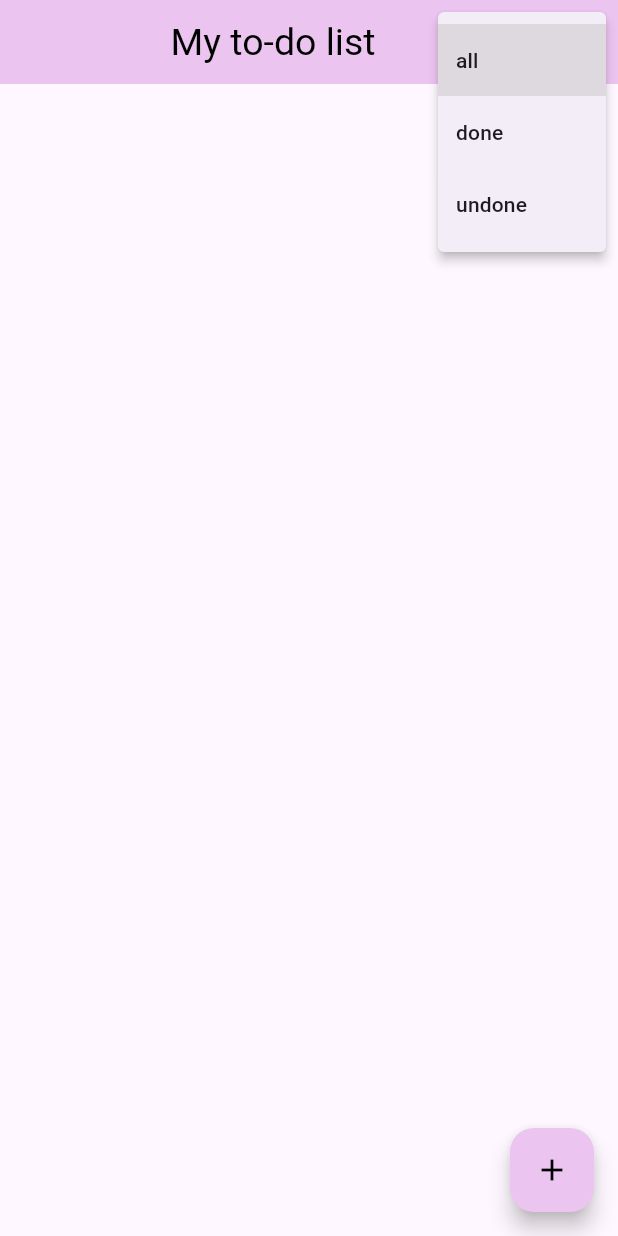
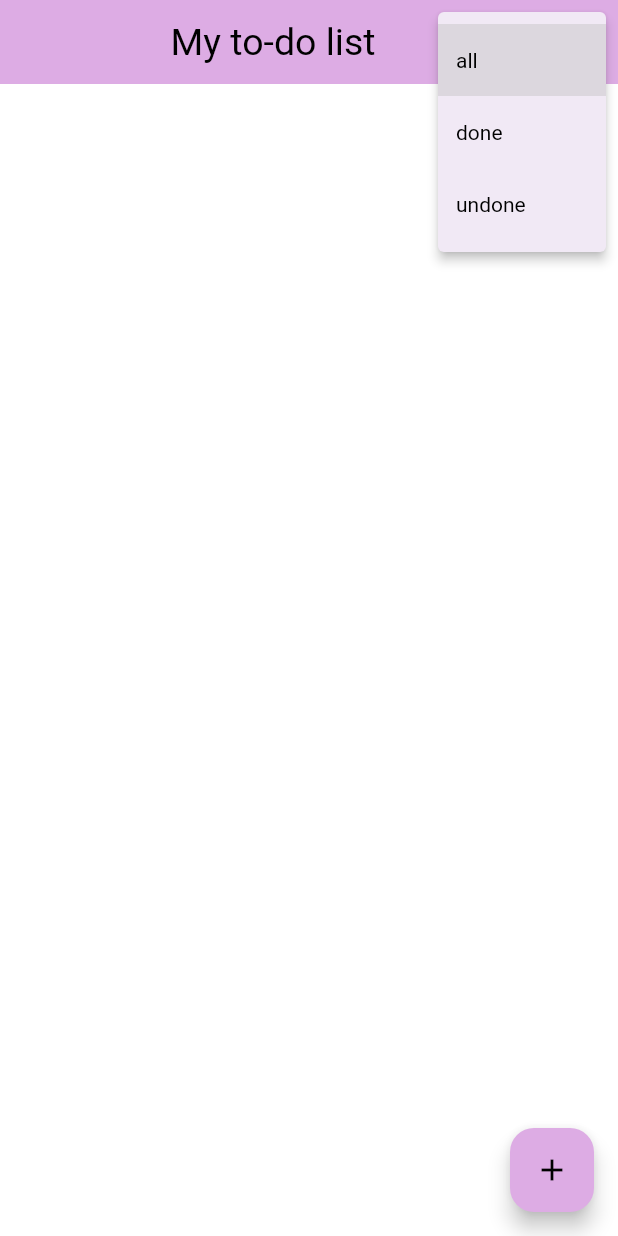
Before and after one commit to gu-tig333-ht23/gushagmib, a Flutter app: the screen it shows after launch, after a tap on the "more vert" icon, on a phone screen of 412 x 824 dp. Run offline on Flutter 3.47's test engine with Material 2 defaults, Android fonts, the phone set to English and light mode, and no system bars; our stand-ins replace google_fonts.

Commit message:
Fixed styling of the app

```diff
--- a/lib/pages/add_item_page.dart
+++ b/lib/pages/add_item_page.dart
@@ -35,9 +35,11 @@ class _AddToDoItemPageState extends State<AddToDoItemPage> {
           Padding(
             padding: EdgeInsets.symmetric(horizontal: 16, vertical: 32),
             child: TextField(
+              style: Theme.of(context).textTheme.titleMedium,
               controller: textFieldController,
-              decoration:
-                  InputDecoration(hintText: 'What are you going to do?'),
+              decoration: InputDecoration(
+                hintText: 'What are you going to do?',
+              ),
             ),
           ),
           ElevatedButton.icon(
--- a/lib/pages/todo_page.dart
+++ b/lib/pages/todo_page.dart
@@ -48,10 +48,10 @@ class MainPage extends StatelessWidget {
             children: index == 0
                 ? <Widget>[
                     Divider(
-                      height: 2,
+                      height: 1,
                     ),
                     TodoTile(item: tasks[index]),
-                    Divider(),
+                    Divider(height: 3),
                   ]
                 : <Widget>[
                     TodoTile(item: tasks[index]),
--- a/lib/pages/todo_page_widgets.dart
+++ b/lib/pages/todo_page_widgets.dart
@@ -16,7 +16,7 @@ class PopUpMenu extends StatefulWidget {
 }
 
 class _PopUpMenuState extends State<PopUpMenu> {
-  // Default is all
+  // Default is the option "all"
   MenuOption selectedOption = MenuOption.all;
 
   // Options for sorting the todo lists.
@@ -33,20 +33,15 @@ class _PopUpMenuState extends State<PopUpMenu> {
               .setOperation(selectedOption);
         });
       },
-      itemBuilder: (context) => <PopupMenuEntry>[
-        PopupMenuItem(
-          value: MenuOption.all,
-          child: Text(describeEnum(MenuOption.all)),
-        ),
-        PopupMenuItem(
-          value: MenuOption.done,
-          child: Text(describeEnum(MenuOption.done)),
-        ),
-        PopupMenuItem(
-          value: MenuOption.undone,
-          child: Text(describeEnum(MenuOption.undone)),
-        ),
-      ],
+      itemBuilder: (context) =>
+          MenuOption.values.map((option) => createMenuItem(option)).toList(),
+    );
+  }
+
+  PopupMenuItem<dynamic> createMenuItem(MenuOption option) {
+    return PopupMenuItem(
+      value: option,
+      child: Text(describeEnum(option)),
     );
   }
 }
@@ -63,7 +58,6 @@ class TodoTile extends StatefulWidget {
 class _TodoTileState extends State<TodoTile> {
   @override
   Widget build(BuildContext context) {
-    var textStyleTheme = Theme.of(context).textTheme.bodyMedium!;
     final controller = context.watch<TaskCollectionController>();
     return Column(
       mainAxisSize: MainAxisSize.min,
@@ -80,6 +74,7 @@ class _TodoTileState extends State<TodoTile> {
                   } else {
                     widget.item.setIsDone(true);
                   }
+                  // Send request to controller to notify that the list has changed
                   controller.updateItemList();
                 },
               ),
@@ -90,17 +85,19 @@ class _TodoTileState extends State<TodoTile> {
           ),
           title: Text(widget.item.getText(),
               // Make a line through the text if it's marked as complete
-              style: textStyleTheme.copyWith(
-                decoration: widget.item.isDone
-                    ? TextDecoration.lineThrough
-                    : TextDecoration.none,
-              )),
+              style: Theme.of(context).listTileTheme.titleTextStyle!.copyWith(
+                    decoration: widget.item.isDone
+                        ? TextDecoration.lineThrough
+                        : TextDecoration.none,
+                  )),
           trailing: IconButton(
             onPressed: () => {
               // User have clicked on delete button, remove from collection
               controller.remove(widget.item),
             },
-            icon: Icon(Icons.close),
+            icon: Icon(
+              Icons.close,
+            ),
           ),
         ),
       ],
--- a/lib/themes/light_purple_theme.dart
+++ b/lib/themes/light_purple_theme.dart
@@ -3,53 +3,97 @@ import 'package:google_fonts/google_fonts.dart';
 
 ThemeData lightTheme() {
   const textColor = Colors.black;
+  // The textcolor for e
   const bodyTextColor = Colors.black;
   const iconColor = Colors.black;
-  const primaryColour = Color.fromARGB(255, 235, 197, 240);
-  const bodyTextSize = 18.0;
-  const appBarTextSize = 25.0;
+  // The color for the elevatedButton icon and text color
+  const elevatedButtonColor = iconColor;
+  // appbar background
+  const primaryColour = Color.fromARGB(255, 221, 172, 228);
+  const primaryAccentColour = Color.fromARGB(255, 222, 180, 227);
+  // Background color for the scaffold aka rest of the app
+  const appBackGroundColor = Colors.white;
   String? font = GoogleFonts.roboto().fontFamily;
 
   return ThemeData(
-    inputDecorationTheme: _inputDecorationTheme(),
+    primaryColor: primaryColour,
+    scaffoldBackgroundColor: appBackGroundColor,
+    fontFamily: font,
+    // Appbar theme
+    appBarTheme: AppBarTheme(
       iconTheme: IconThemeData(
-      color: Colors.black,
+        color: iconColor,
       ),
-    popupMenuTheme: _popupMenuThemeData(textColor, font, bodyTextSize),
-    appBarTheme:
-        _appBarTheme(iconColor, primaryColour, appBarTextSize, textColor, font),
-    floatingActionButtonTheme:
-        _floatingActionButtonTheme(primaryColour, iconColor),
-    elevatedButtonTheme: _elevatedButtonTheme(font, primaryColour),
-    textTheme: _textTheme(textColor, font, bodyTextColor, bodyTextSize),
-    useMaterial3: true,
-  );
-}
-
-TextTheme _textTheme(
-    Color textColor, String? font, Color bodyTextColor, double bodyTextSize) {
-  return TextTheme(
-    labelMedium: TextStyle(
+      actionsIconTheme: IconThemeData(
+        size: 30,
+      ),
+      backgroundColor: primaryColour,
+      titleTextStyle: TextStyle(
+        fontSize: 25,
         color: textColor,
+        fontFamily: font,
+      ),
+    ),
+    listTileTheme: ListTileThemeData(
+      tileColor: appBackGroundColor,
+      titleTextStyle: TextStyle(
+        color: bodyTextColor,
+        fontSize: 18,
+        fontFamily: font,
+        // Set lineThrough etc to same color as bodyText...
+        decorationColor: bodyTextColor,
+        decorationThickness: 2.2,
+      ),
+      textColor: bodyTextColor,
+      iconColor: iconColor,
+    ),
+    // InputDecoration
+    inputDecorationTheme: InputDecorationTheme(
+      prefixStyle: TextStyle(
+        color: bodyTextColor,
+        fontSize: 17,
+        fontFamily: font,
+      ),
+      hintStyle: TextStyle(
+        color: bodyTextColor,
+        fontSize: 17,
+        fontFamily: font,
+      ),
+      floatingLabelStyle: TextStyle(
+        color: bodyTextColor,
         fontSize: 16,
         fontFamily: font,
       ),
-    bodyMedium: TextStyle(
+      labelStyle: TextStyle(
         color: bodyTextColor,
-      fontSize: bodyTextSize,
+        fontSize: 18,
         fontFamily: font,
       ),
-  );
-}
+      border: OutlineInputBorder(),
+    ),
+    iconTheme: IconThemeData(
+      color: iconColor,
+    ),
+    // PopupMenuTheme
+    popupMenuTheme: PopupMenuThemeData(
+      surfaceTintColor: primaryAccentColour,
+      labelTextStyle: MaterialStateProperty.all<TextStyle>(
+        TextStyle(color: bodyTextColor, fontFamily: font, fontSize: 14),
+      ),
+      textStyle:
+          TextStyle(color: bodyTextColor, fontFamily: font, fontSize: 16),
+    ),
 
-ElevatedButtonThemeData _elevatedButtonTheme(
-    String? font, Color primaryColour) {
-  return ElevatedButtonThemeData(
+    // FloatingActionButtonTheme
+    floatingActionButtonTheme: FloatingActionButtonThemeData(
+      backgroundColor: primaryColour,
+      foregroundColor: iconColor,
+    ),
+    //elevatedButtonTheme
+    elevatedButtonTheme: ElevatedButtonThemeData(
       style: ButtonStyle(
-      textStyle: MaterialStateProperty.all<TextStyle>(TextStyle(
-        fontFamily: font,
-        color: Colors.purple,
-      )),
+        textStyle:
+            MaterialStateProperty.all<TextStyle>(TextStyle(fontSize: 16)),
         padding: MaterialStateProperty.all<EdgeInsetsGeometry>(
           EdgeInsets.symmetric(horizontal: 5, vertical: 5),
         ),
@@ -58,44 +102,18 @@ ElevatedButtonThemeData _elevatedButtonTheme(
             borderRadius: BorderRadius.circular(150.0),
           ),
         ),
+        // Color four the background on button
         backgroundColor: MaterialStateProperty.all<Color>(primaryColour),
+        // Icon color also sets the button text color
+        foregroundColor: MaterialStateProperty.all<Color>(elevatedButtonColor),
       ),
+    ),
+    textTheme: TextTheme(
+        titleMedium: TextStyle(
+      fontSize: 18,
+      color: bodyTextColor,
+      fontFamily: font,
+    )),
+    useMaterial3: true,
   );
 }
-
-FloatingActionButtonThemeData _floatingActionButtonTheme(
-    Color primaryColour, Color iconColor) {
-  return FloatingActionButtonThemeData(
-    backgroundColor: primaryColour,
-    foregroundColor: iconColor,
-  );
-}
-
-AppBarTheme _appBarTheme(Color iconColor, Color primaryColour,
-    double appBarTextSize, Color textColor, String? font) {
-  return AppBarTheme(
-    actionsIconTheme: IconThemeData(
-      size: 30,
-    ),
-    backgroundColor: primaryColour,
-    titleTextStyle: TextStyle(
-      fontSize: appBarTextSize,
-      color: textColor,
-      fontFamily: font,
-    ),
-  );
-}
-
-PopupMenuThemeData _popupMenuThemeData(
-    Color textColor, String? font, double bodyTextSize) {
-  return PopupMenuThemeData(
-    textStyle:
-        TextStyle(color: textColor, fontFamily: font, fontSize: bodyTextSize),
-  );
-}
-
-InputDecorationTheme _inputDecorationTheme() {
-  return InputDecorationTheme(
-    border: OutlineInputBorder(),
-  );
-}
```
Lines whose indentation alone changed are shown as unchanged.
